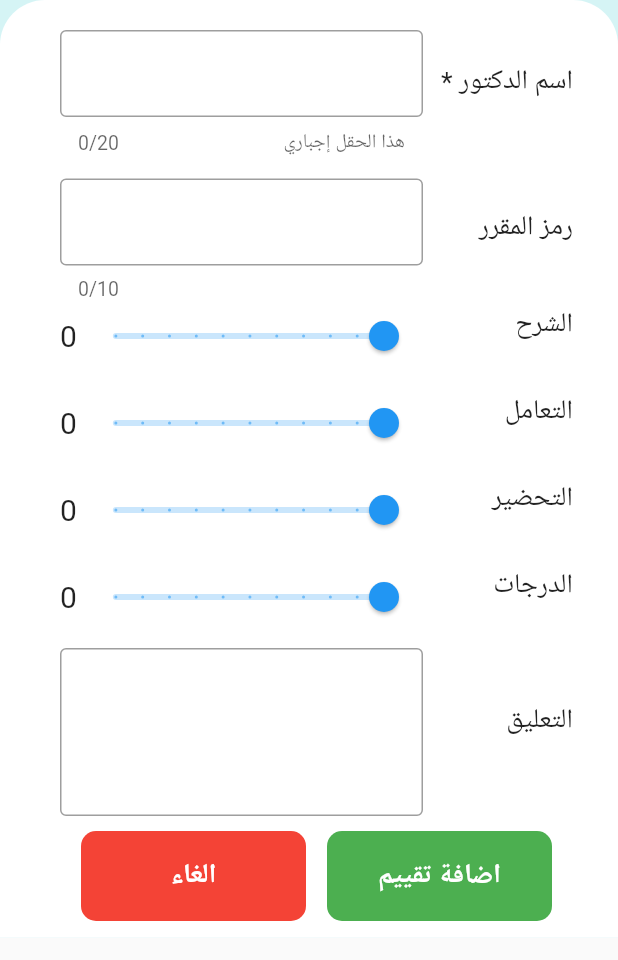
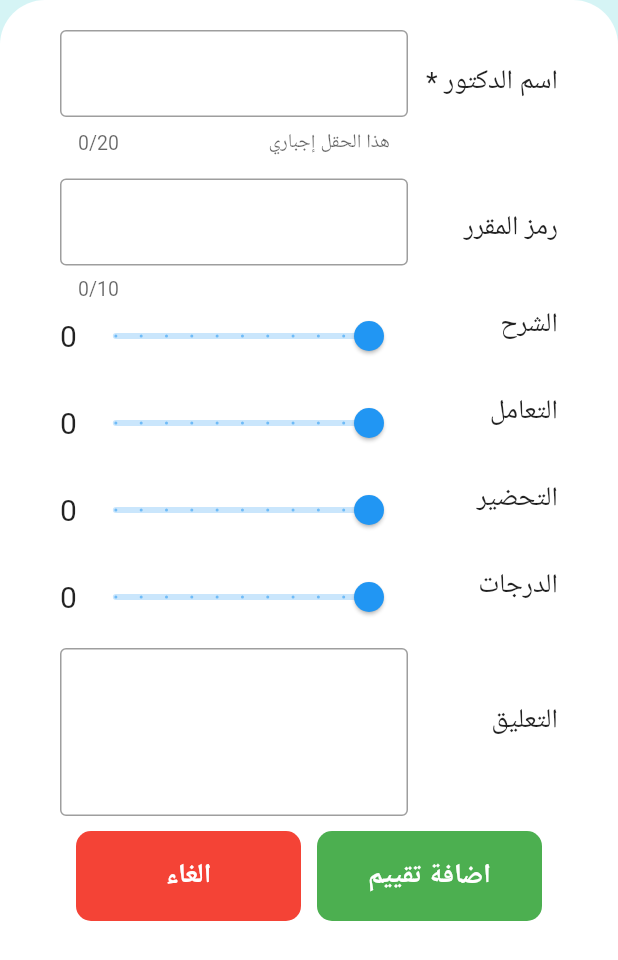
Before and after one commit to EidAlmutairi0/takyeem, a Flutter app: the AddDoctorScreen widget shown alone on an empty page, opened directly, on a phone screen of 412 x 824 dp. Shown: the top 960 px of the screen. Run offline on Flutter 3.47's test engine with Material 2 defaults, Android fonts, the phone set to English and light mode, and no system bars; our stand-ins replace auto_animated, google_fonts; Roboto replaces fonts that are missing (Almarai).

```diff
--- a/lib/add_doctor_screen.dart
+++ b/lib/add_doctor_screen.dart
@@ -37,10 +37,10 @@ class _AddDoctorScreenState extends State<AddDoctorScreen> {
           borderRadius: BorderRadius.only(
               topLeft: Radius.circular(30), topRight: Radius.circular(30)),
         ),
-        height: 625,
+        height: 650,
         child: SingleChildScrollView(
           child: Padding(
-            padding: const EdgeInsets.fromLTRB(40, 20, 30, 5),
+            padding: const EdgeInsets.fromLTRB(40, 20, 40, 30),
             child: Column(
               mainAxisAlignment: MainAxisAlignment.center,
               crossAxisAlignment: CrossAxisAlignment.center,
```
